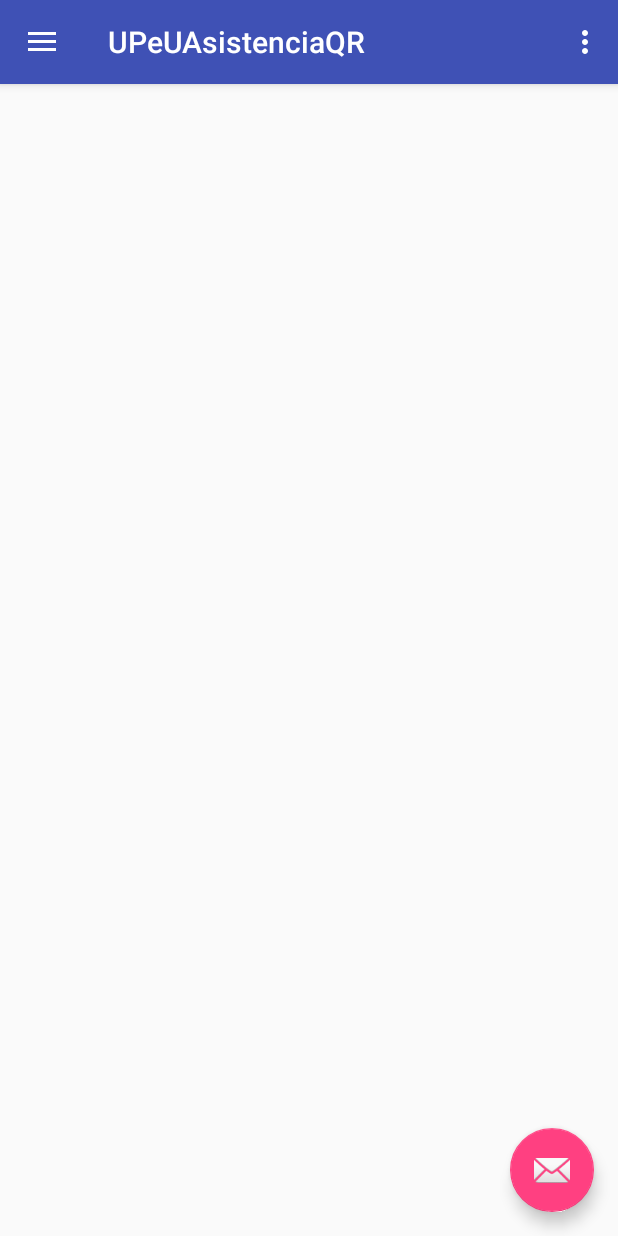
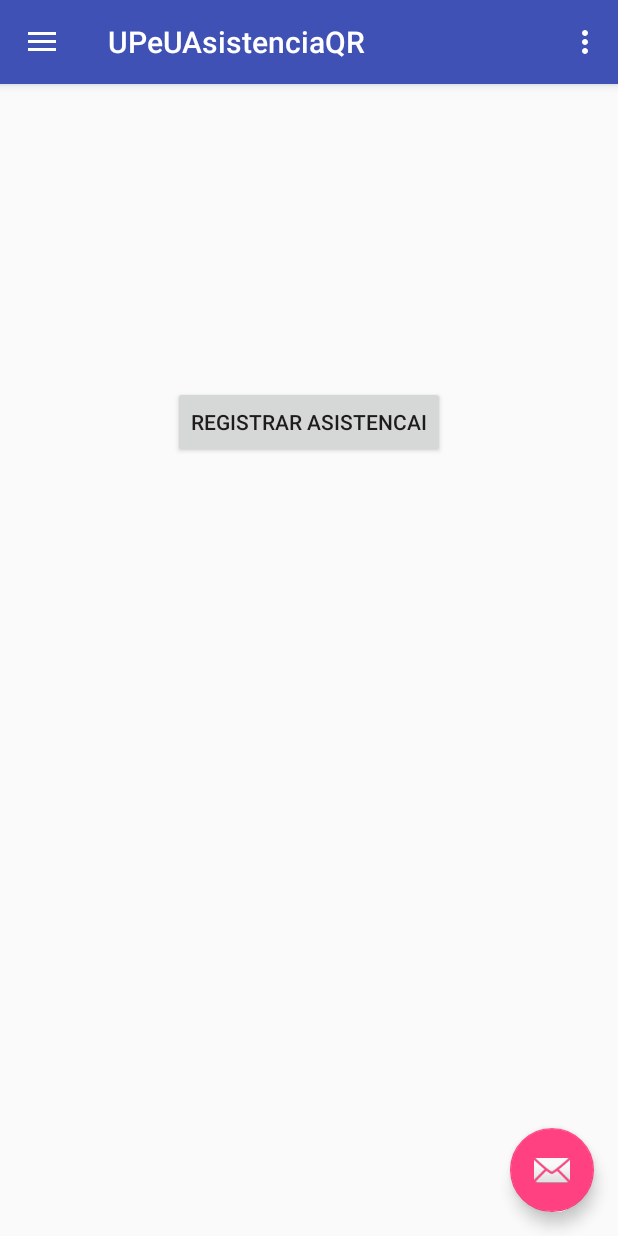
Before and after one commit to davidmp/MovilesUPeUII, an Android app: the HomeActivity screen opened directly, with no data from a screen before it, in the side drawer, after a tap on "Gallery", on a phone screen of 412 x 824 dp. Run offline under Robolectric (Android 15) with nearby library versions, the phone set to English and light mode, and no system bars.

Commit message:
Lector QR

```diff
--- a/UPeUAsistenciaQR/app/build.gradle
+++ b/UPeUAsistenciaQR/app/build.gradle
@@ -33,4 +33,6 @@ dependencies {
 
     implementation project(path: ':dblibrary')
     implementation project(path: ':estilosmaterialupeu')
+
+    compile 'me.dm7.barcodescanner:zxing:1.9.8'
 }
--- a/UPeUAsistenciaQR/app/src/main/AndroidManifest.xml
+++ b/UPeUAsistenciaQR/app/src/main/AndroidManifest.xml
@@ -3,6 +3,8 @@
     package="pe.edu.upeu.upeuasistenciaqr">
 
     <uses-permission android:name="android.permission.READ_EXTERNAL_STORAGE" />
+    <uses-permission android:name="android.permission.CAMERA"/>
+    <uses-permission android:name="android.permission.INTERNET"/>
 
     <application
         android:allowBackup="true"
@@ -26,6 +28,8 @@
             >
 
         </activity>
+        <activity android:name=".SimpleScannerActivity"></activity>
+
     </application>
 
 </manifest>
--- a/UPeUAsistenciaQR/app/src/main/java/pe/edu/upeu/upeuasistenciaqr/HomeActivity.java
+++ b/UPeUAsistenciaQR/app/src/main/java/pe/edu/upeu/upeuasistenciaqr/HomeActivity.java
@@ -99,7 +99,7 @@ public class HomeActivity extends AppCompatActivity
             fragmentManager.beginTransaction().replace(R.id.contenido, new ReporteFragment()).commit();
 
         } else if (id == R.id.nav_gallery) {
-
+            fragmentManager.beginTransaction().replace(R.id.contenido, new RegAsistenciaFragment()).commit();
         } else if (id == R.id.nav_slideshow) {
 
         } else if (id == R.id.nav_manage) {
--- /dev/null
+++ b/UPeUAsistenciaQR/app/src/main/java/pe/edu/upeu/upeuasistenciaqr/RegAsistenciaFragment.java
@@ -0,0 +1,50 @@
+package pe.edu.upeu.upeuasistenciaqr;
+
+import android.content.Context;
+import android.content.Intent;
+import android.os.Bundle;
+import android.support.v4.app.Fragment;
+import android.support.v7.widget.LinearLayoutManager;
+import android.support.v7.widget.RecyclerView;
+import android.view.LayoutInflater;
+import android.view.View;
+import android.view.ViewGroup;
+import android.widget.Button;
+
+import java.util.List;
+
+import pe.edu.upeu.dao.PersonaDAO;
+import pe.edu.upeu.modelo.PersonaTO;
+import pe.edu.upeu.util.PersonaAdapter;
+
+
+public class RegAsistenciaFragment extends Fragment {
+
+    PersonaDAO dao;
+    private RecyclerView recyclerView;
+    private RecyclerView.Adapter<PersonaAdapter.PersonaViewHolder> adapter;
+    private RecyclerView.LayoutManager layoutManager;
+
+    Button btnRegAsistencia;
+
+    @Override
+    public View onCreateView(final LayoutInflater inflater, ViewGroup container,
+                             Bundle savedInstanceState) {
+        // Inflate the layout for this fragment
+        View myFragmenView=inflater.inflate(R.layout.fragment_regasistencia, container, false);
+        btnRegAsistencia=myFragmenView.findViewById(R.id.button2);
+
+        btnRegAsistencia.setOnClickListener(new View.OnClickListener() {
+            @Override
+            public void onClick(View v) {
+                Context context=v.getContext();
+                Intent intent=new Intent();
+                intent.putExtra("idUsuario", 1);
+                intent.setClass(v.getContext(),SimpleScannerActivity.class);
+                startActivity(intent);
+            }
+        });
+
+        return myFragmenView;
+    }
+}
--- /dev/null
+++ b/UPeUAsistenciaQR/app/src/main/java/pe/edu/upeu/util/PersonaAdapter.java
@@ -0,0 +1,88 @@
+package pe.edu.upeu.util;
+
+import android.content.Context;
+import android.graphics.Color;
+import android.support.annotation.NonNull;
+import android.support.v7.widget.RecyclerView;
+import android.view.LayoutInflater;
+import android.view.View;
+import android.view.ViewGroup;
+import android.widget.LinearLayout;
+import android.widget.TextView;
+import android.widget.Toast;
+
+import java.util.List;
+
+import pe.edu.upeu.modelo.PersonaTO;
+import pe.edu.upeu.upeuasistenciaqr.R;
+
+public class PersonaAdapter extends RecyclerView.Adapter<PersonaAdapter.PersonaViewHolder>{
+    private List<PersonaTO> persona;
+
+    public PersonaAdapter(List<PersonaTO> persona){
+        this.persona=persona;
+    }
+
+    @NonNull
+    @Override
+    public PersonaViewHolder onCreateViewHolder(@NonNull ViewGroup parent, int viewType) {
+        Context context=parent.getContext();
+        View view= LayoutInflater.from(context).inflate(R.layout.persona_lista,parent,false);
+        PersonaViewHolder viewHolder=new PersonaViewHolder(view);
+        return viewHolder;
+    }
+
+    @Override
+    public void onBindViewHolder(@NonNull PersonaViewHolder holder, int position) {
+        PersonaTO personaX=persona.get(position);
+        if(position/2==1){
+            holder.rowLayoutId.setBackgroundColor(Color.parseColor("#bfbdbd"));
+        }else {
+            holder.rowLayoutId.setBackgroundColor(Color.TRANSPARENT);
+        }
+        holder.setPersona(personaX);
+    }
+
+    public List<PersonaTO> getPersona() {
+        return persona;
+    }
+
+    @Override
+    public int getItemCount() {
+        return persona.size();
+    }
+
+
+
+
+
+    public class PersonaViewHolder extends RecyclerView.ViewHolder{
+        private TextView txtNombres,txtCorreo,txtCelular;
+        private PersonaTO persona;
+        LinearLayout rowLayoutId;
+
+
+       public PersonaViewHolder(View itemView){
+           super(itemView);
+           this.txtNombres=(TextView)itemView.findViewById(R.id.txtNombres);
+           this.txtCorreo=(TextView)itemView.findViewById(R.id.txtCorreo);
+           this.txtCelular=(TextView)itemView.findViewById(R.id.txtCelular);
+           this.rowLayoutId=(LinearLayout)itemView.findViewById(R.id.rowLayoutId);
+           itemView.setOnClickListener(new View.OnClickListener() {
+               @Override
+               public void onClick(View v) {
+                   Context context=v.getContext();
+                   Toast.makeText(context,persona.getDnicodigo(),Toast.LENGTH_SHORT).show();
+               }
+           });
+       }
+
+       public void setPersona(PersonaTO persona){
+           this.persona=persona;
+           this.txtNombres.setText(persona.getNombres()+" "+persona.getApellidos());
+           this.txtCorreo.setText(persona.getEmail());
+           this.txtCelular.setText(persona.getNumerocelular());
+       }
+   }
+
+}
--- /dev/null
+++ b/UPeUAsistenciaQR/app/src/main/res/layout/fragment_regasistencia.xml
@@ -0,0 +1,24 @@
+<?xml version="1.0" encoding="utf-8"?>
+<android.support.constraint.ConstraintLayout xmlns:android="http://schemas.android.com/apk/res/android"
+    xmlns:app="http://schemas.android.com/apk/res-auto"
+    xmlns:tools="http://schemas.android.com/tools"
+    android:layout_width="match_parent"
+    android:layout_height="match_parent"
+    tools:context=".RegAsistenciaFragment">
+
+
+    <Button
+        android:id="@+id/button2"
+        android:layout_width="wrap_content"
+        android:layout_height="wrap_content"
+        android:layout_marginBottom="8dp"
+        android:layout_marginEnd="8dp"
+        android:layout_marginStart="8dp"
+        android:layout_marginTop="8dp"
+        android:text="Registrar Asistencai"
+        app:layout_constraintBottom_toBottomOf="parent"
+        app:layout_constraintEnd_toEndOf="parent"
+        app:layout_constraintStart_toStartOf="parent"
+        app:layout_constraintTop_toTopOf="parent"
+        app:layout_constraintVertical_bias="0.275" />
+</android.support.constraint.ConstraintLayout>
```
Also changed, not shown: UPeUAsistenciaQR/app/src/main/java/pe/edu/upeu/upeuasistenciaqr/SimpleScannerActivity.java (added, +78 -0 lines), UPeUAsistenciaQR/app/src/main/res/layout/persona_lista.xml (added, +39 -0 lines), 1 other file.
